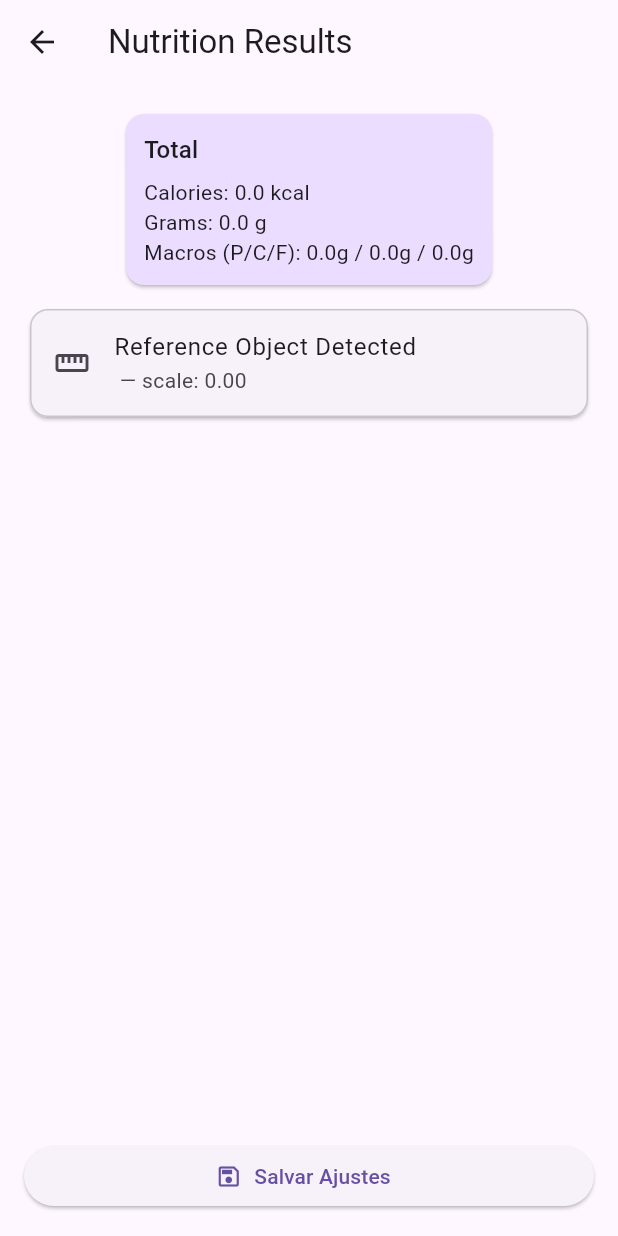
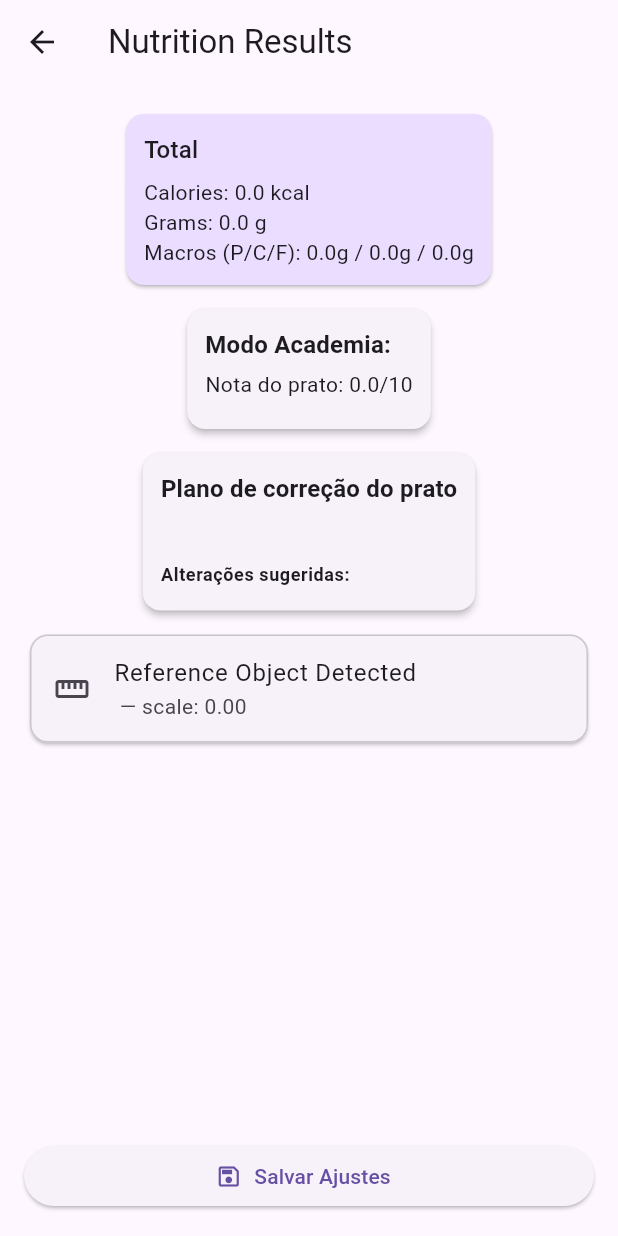
Before and after one commit to TomKelve/Eixo, a Flutter app: the ResultScreen screen opened directly with empty values, on a phone screen of 412 x 824 dp. Run offline on Flutter 3.47's test engine with Material 3 defaults, Android fonts, the phone set to English and light mode, and no system bars; our stand-ins replace camera, image_picker.

Commit message:
Add fitness and correction insights to Flutter results

```diff
--- a/mobile/lib/models/analyze_response.dart
+++ b/mobile/lib/models/analyze_response.dart
@@ -26,6 +26,109 @@ class Macros {
       protein: protein ?? this.protein,
       carbs: carbs ?? this.carbs,
       fat: fat ?? this.fat,
+    );
+  }
+}
+
+class FitnessDiagnostics {
+  final bool proteinOk;
+  final bool carbOk;
+  final bool fatOk;
+  final List<String> messages;
+
+  FitnessDiagnostics({
+    required this.proteinOk,
+    required this.carbOk,
+    required this.fatOk,
+    required this.messages,
+  });
+
+  factory FitnessDiagnostics.fromJson(Map<String, dynamic> json) {
+    return FitnessDiagnostics(
+      proteinOk: json['protein_ok'] ?? false,
+      carbOk: json['carb_ok'] ?? false,
+      fatOk: json['fat_ok'] ?? false,
+      messages: (json['messages'] as List<dynamic>? ?? []).cast<String>(),
+    );
+  }
+}
+
+class Fitness {
+  final double fitnessScore;
+  final String mode;
+  final FitnessDiagnostics diagnostics;
+
+  Fitness({
+    required this.fitnessScore,
+    required this.mode,
+    required this.diagnostics,
+  });
+
+  factory Fitness.fromJson(Map<String, dynamic> json) {
+    return Fitness(
+      fitnessScore: (json['fitness_score'] ?? 0).toDouble(),
+      mode: json['mode'] ?? 'desconhecido',
+      diagnostics: FitnessDiagnostics.fromJson(
+        json['diagnostics'] as Map<String, dynamic>? ?? {},
+      ),
+    );
+  }
+}
+
+class CorrectionChange {
+  final String label;
+  final double gramsCurrent;
+  final double gramsSuggested;
+  final double? approxSpoonsRemove;
+  final double? approxLadlesRemove;
+
+  CorrectionChange({
+    required this.label,
+    required this.gramsCurrent,
+    required this.gramsSuggested,
+    this.approxSpoonsRemove,
+    this.approxLadlesRemove,
+  });
+
+  factory CorrectionChange.fromJson(Map<String, dynamic> json) {
+    return CorrectionChange(
+      label: json['label'] ?? '',
+      gramsCurrent: (json['grams_current'] ?? 0).toDouble(),
+      gramsSuggested: (json['grams_suggested'] ?? 0).toDouble(),
+      approxSpoonsRemove: json['approx_spoons_remove'] != null
+          ? (json['approx_spoons_remove'] as num).toDouble()
+          : null,
+      approxLadlesRemove: json['approx_ladles_remove'] != null
+          ? (json['approx_ladles_remove'] as num).toDouble()
+          : null,
+    );
+  }
+}
+
+class CorrectionPlan {
+  final double currentTotalKcal;
+  final double targetKcal;
+  final double neededDeltaKcal;
+  final List<CorrectionChange> suggestedChanges;
+  final String summaryText;
+
+  CorrectionPlan({
+    required this.currentTotalKcal,
+    required this.targetKcal,
+    required this.neededDeltaKcal,
+    required this.suggestedChanges,
+    required this.summaryText,
+  });
+
+  factory CorrectionPlan.fromJson(Map<String, dynamic> json) {
+    return CorrectionPlan(
+      currentTotalKcal: (json['current_total_kcal'] ?? 0).toDouble(),
+      targetKcal: (json['target_kcal'] ?? 0).toDouble(),
+      neededDeltaKcal: (json['needed_delta_kcal'] ?? 0).toDouble(),
+      suggestedChanges: (json['suggested_changes'] as List<dynamic>? ?? [])
+          .map((e) => CorrectionChange.fromJson(e as Map<String, dynamic>))
+          .toList(),
+      summaryText: json['summary_text'] ?? '',
     );
   }
 }
@@ -99,10 +202,14 @@ class ReferenceObject {
 class AnalyzeResponse {
   final List<MealItem> items;
   final ReferenceObject? referenceObject;
+  final Fitness? fitness;
+  final CorrectionPlan? correctionPlan;
 
   AnalyzeResponse({
     required this.items,
     this.referenceObject,
+    this.fitness,
+    this.correctionPlan,
   });
 
   factory AnalyzeResponse.fromJson(Map<String, dynamic> json) {
@@ -114,6 +221,14 @@ class AnalyzeResponse {
       referenceObject: json['reference_object'] != null
           ? ReferenceObject.fromJson(
               json['reference_object'] as Map<String, dynamic>,
+            )
+          : null,
+      fitness: json['fitness'] != null
+          ? Fitness.fromJson(json['fitness'] as Map<String, dynamic>)
+          : null,
+      correctionPlan: json['correction_plan'] != null
+          ? CorrectionPlan.fromJson(
+              json['correction_plan'] as Map<String, dynamic>,
             )
           : null,
     );
--- a/mobile/lib/screens/result_screen.dart
+++ b/mobile/lib/screens/result_screen.dart
@@ -82,8 +82,95 @@ class _ResultScreenState extends State<ResultScreen> {
     }
   }
 
+  Widget _buildFitnessCard(AnalyzeResponse response, ThemeData theme) {
+    final fitness = response.fitness;
+    if (fitness == null) return const SizedBox.shrink();
+
+    return Card(
+      shape: RoundedRectangleBorder(borderRadius: BorderRadius.circular(12)),
+      elevation: 2,
+      child: Padding(
+        padding: const EdgeInsets.all(12.0),
+        child: Column(
+          crossAxisAlignment: CrossAxisAlignment.start,
+          children: [
+            Text(
+              'Modo Academia: ${fitness.mode.toUpperCase()}',
+              style: theme.textTheme.titleMedium?.copyWith(
+                fontWeight: FontWeight.bold,
+              ),
+            ),
+            const SizedBox(height: 4),
+            Text(
+              'Nota do prato: ${fitness.fitnessScore.toStringAsFixed(1)}/10',
+              style: theme.textTheme.bodyMedium,
+            ),
+            const SizedBox(height: 8),
+            ...fitness.diagnostics.messages.map(
+              (m) => Row(
+                children: [
+                  const Icon(Icons.check_circle, size: 16),
+                  const SizedBox(width: 6),
+                  Expanded(child: Text(m, style: theme.textTheme.bodySmall)),
+                ],
+              ),
+            ),
+          ],
+        ),
+      ),
+    );
+  }
+
+  Widget _buildCorrectionCard(AnalyzeResponse response, ThemeData theme) {
+    final plan = response.correctionPlan;
+    if (plan == null) return const SizedBox.shrink();
+
+    return Card(
+      shape: RoundedRectangleBorder(borderRadius: BorderRadius.circular(12)),
+      elevation: 2,
+      child: Padding(
+        padding: const EdgeInsets.all(12.0),
+        child: Column(
+          crossAxisAlignment: CrossAxisAlignment.start,
+          children: [
+            Text(
+              'Plano de correção do prato',
+              style: theme.textTheme.titleMedium?.copyWith(
+                fontWeight: FontWeight.bold,
+              ),
+            ),
+            const SizedBox(height: 8),
+            Text(
+              plan.summaryText,
+              style: theme.textTheme.bodyMedium,
+            ),
+            const SizedBox(height: 8),
+            Text(
+              'Alterações sugeridas:',
+              style: theme.textTheme.bodySmall?.copyWith(
+                fontWeight: FontWeight.w600,
+              ),
+            ),
+            const SizedBox(height: 4),
+            ...plan.suggestedChanges.map(
+              (c) => Padding(
+                padding: const EdgeInsets.symmetric(vertical: 2.0),
+                child: Text(
+                  '- ${c.label}: ${c.gramsCurrent.toStringAsFixed(0)}g → ${c.gramsSuggested.toStringAsFixed(0)}g'
+                  '${c.approxSpoonsRemove != null ? " (~${c.approxSpoonsRemove!.toStringAsFixed(1)} colheres a menos)" : ""}',
+                  style: theme.textTheme.bodySmall,
+                ),
+              ),
+            ),
+          ],
+        ),
+      ),
+    );
+  }
+
   @override
   Widget build(BuildContext context) {
+    final theme = Theme.of(context);
     final totalsCard = Card(
       color: Theme.of(context).colorScheme.primaryContainer,
       shape: RoundedRectangleBorder(borderRadius: BorderRadius.circular(12)),
@@ -116,6 +203,14 @@ class _ResultScreenState extends State<ResultScreen> {
         child: Column(
           children: [
             totalsCard,
+            if (widget.response.fitness != null) ...[
+              const SizedBox(height: 8),
+              _buildFitnessCard(widget.response, theme),
+            ],
+            if (widget.response.correctionPlan != null) ...[
+              const SizedBox(height: 8),
+              _buildCorrectionCard(widget.response, theme),
+            ],
             if (widget.response.referenceObject != null) ...[
               const SizedBox(height: 8),
               Card(
```
